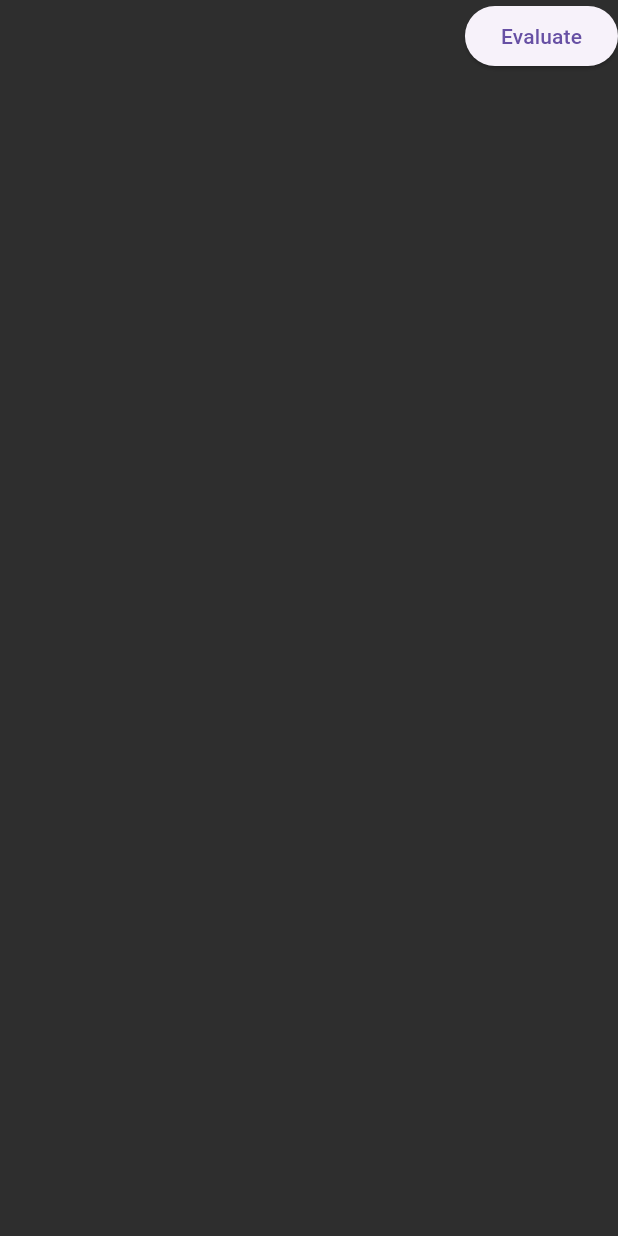
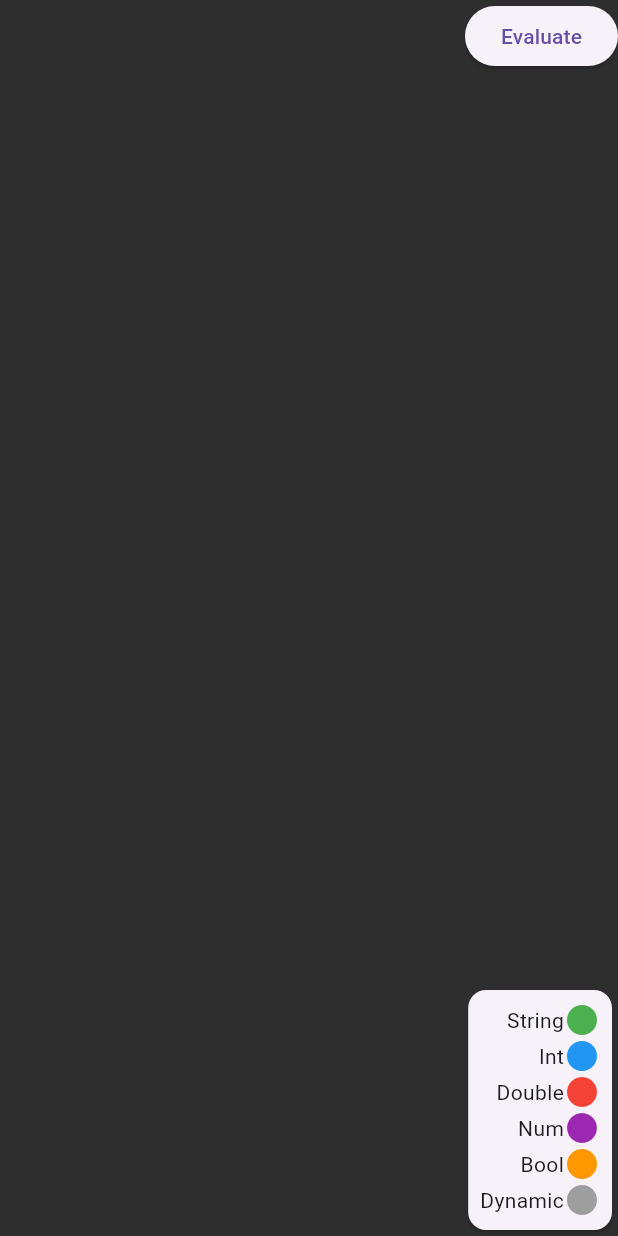
Before and after one commit to Cunibon/visual_scripting, a Flutter app: the screen it shows after launch, on a phone screen of 412 x 824 dp. Run offline on Flutter 3.47's test engine with Material 3 defaults, Android fonts, the phone set to English and light mode, and no system bars.

Commit message:
Fixed drag accept added legend

```diff
--- a/lib/VSNode/Data/vs_interface.dart
+++ b/lib/VSNode/Data/vs_interface.dart
@@ -23,16 +23,15 @@ abstract class VSInputData extends VSInterfaceData {
   VSOutputData? _connectedNode;
   VSOutputData? get connectedNode => _connectedNode;
   set connectedNode(VSOutputData? data) {
-    if (acceptInput(data)) {
+    if (data == null || acceptInput(data)) {
       _connectedNode = data;
     }
   }
 
   List<Type> get acceptedTypes;
-  bool acceptInput(VSOutputData? data) {
+  bool acceptInput(VSOutputData data) {
     return acceptedTypes.contains(data.runtimeType) ||
-        data.runtimeType == VSDynamicOutputData ||
-        data == null;
+        data.runtimeType == VSDynamicOutputData;
   }
 }
 
--- a/lib/VSNode/Widgets/vs_node_input.dart
+++ b/lib/VSNode/Widgets/vs_node_input.dart
@@ -96,10 +96,15 @@ class _VSNodeInputState extends State<VSNodeInput> {
                   ),
                 );
               },
+              onWillAccept: (data) {
+                if (data != null) {
+                  return widget.data.acceptInput(data);
+                } else {
+                  return false;
+                }
+              },
               onAccept: (data) {
-                if (widget.data.acceptInput(data)) {
-                  updateConnectedNode(data);
-                }
+                updateConnectedNode(data);
               },
             ),
           ),
--- /dev/null
+++ b/lib/legend.dart
@@ -0,0 +1,51 @@
+import 'package:flutter/material.dart';
+import 'package:visual_scripting/VSNode/Data/StandardInterfaces/vs_bool_interface.dart';
+import 'package:visual_scripting/VSNode/Data/StandardInterfaces/vs_double_interface.dart';
+import 'package:visual_scripting/VSNode/Data/StandardInterfaces/vs_dynamic_interface.dart';
+import 'package:visual_scripting/VSNode/Data/StandardInterfaces/vs_int_interface.dart';
+import 'package:visual_scripting/VSNode/Data/StandardInterfaces/vs_num_interface.dart';
+import 'package:visual_scripting/VSNode/Data/StandardInterfaces/vs_string_interface.dart';
+
+Map<String, Color> inputTypes = {
+  "String": VSStringInputData(name: "legend").interfaceColor,
+  "Int": VSIntInputData(name: "legend").interfaceColor,
+  "Double": VSDoubleInputData(name: "legend").interfaceColor,
+  "Num": VSNumInputData(name: "legend").interfaceColor,
+  "Bool": VSBoolInputData(name: "legend").interfaceColor,
+  "Dynamic": VSDynamicInputData(name: "legend").interfaceColor,
+};
+
+class Legend extends StatelessWidget {
+  const Legend({super.key});
+
+  @override
+  Widget build(BuildContext context) {
+    final List<Widget> widgets = [];
+
+    final entries = inputTypes.entries;
+
+    for (final entry in entries) {
+      widgets.add(
+        Row(
+          children: [
+            Text(entry.key),
+            Icon(
+              Icons.circle,
+              color: entry.value,
+            ),
+            if (entry != entries.last) const Divider(),
+          ],
+        ),
+      );
+    }
+
+    return Card(
+        child: Padding(
+      padding: const EdgeInsets.all(8.0),
+      child: Column(
+        crossAxisAlignment: CrossAxisAlignment.end,
+        children: widgets,
+      ),
+    ));
+  }
+}
--- a/lib/main.dart
+++ b/lib/main.dart
@@ -12,6 +12,7 @@ import 'package:visual_scripting/VSNode/Data/vs_subgroup.dart';
 import 'package:visual_scripting/VSNode/SpecialNodes/vs_end_node.dart';
 import 'package:visual_scripting/VSNode/SpecialNodes/vs_widget_node.dart';
 import 'package:visual_scripting/VSNode/Widgets/vs_node_view.dart';
+import 'package:visual_scripting/legend.dart';
 
 void main() => runApp(const MyApp());
 
@@ -184,7 +185,7 @@ class _ShowResultState extends State<ShowResult> {
           title: "Input",
           widgetOffset: offset,
           outputData: VSStringOutputData(
-            name: "output",
+            name: "Output",
             outputFunction: (data) => controller.text,
           ),
           child: Expanded(child: input),
@@ -208,6 +209,11 @@ class _ShowResultState extends State<ShowResult> {
       children: [
         VSNodeView(
           provider: nodeDataProvider,
+        ),
+        const Positioned(
+          bottom: 0,
+          right: 0,
+          child: Legend(),
         ),
         Positioned(
           top: 0,
```
